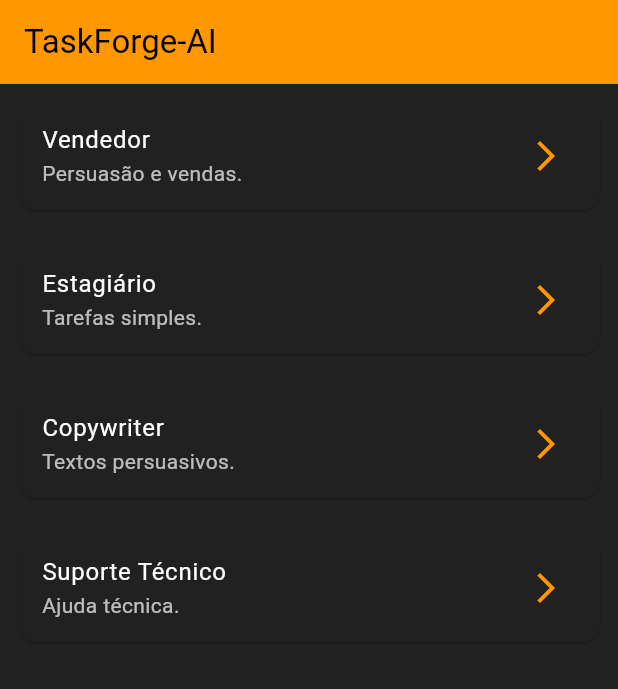
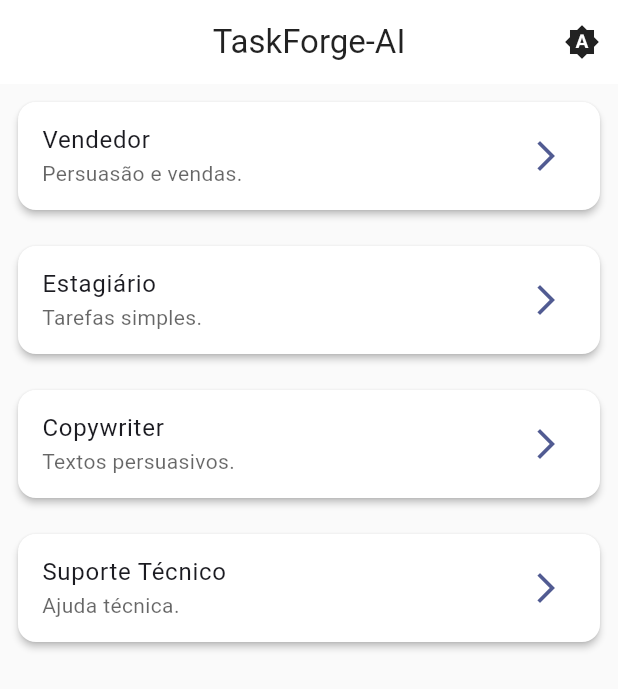
Before and after one commit to FabCode100/TaskForge-AI2, a Flutter app: the screen it shows after launch, on a phone screen of 412 x 824 dp. Shown: the top 689 px of the screen. Run offline on Flutter 3.47's test engine with Material 3 defaults, Android fonts, the phone set to English and light mode, and no system bars; our stand-ins replace flutter_markdown, hive, hive_flutter; accounts and stored records are empty.

Commit message:
Verção Finalizada com toda as aterações

```diff
--- a/frontend/lib/core/api.dart
+++ b/frontend/lib/core/api.dart
@@ -27,7 +27,7 @@ class Api {
 
       final data = json.decode(response.body);
       final reply = _normalizeOutput(data["response"]);
-      print("Resposta do agent_id ao cliente $reply");
+      print("Resposta do agent_id ao cliente: $reply");
       return reply;
     } catch (e) {
       print("erro de timeout ou falha do gemini: $e");
--- a/frontend/lib/main.dart
+++ b/frontend/lib/main.dart
@@ -2,6 +2,8 @@ import 'package:flutter/material.dart';
 import 'pages/home_page.dart';
 import 'package:hive_flutter/hive_flutter.dart';
 import 'models/chat_message.dart';
+
+final themeNotifier = ValueNotifier<ThemeMode>(ThemeMode.system);
 
 void main() async {
   await Hive.initFlutter();
@@ -14,33 +16,84 @@ class TaskForgeApp extends StatelessWidget {
 
   @override
   Widget build(BuildContext context) {
+    return ValueListenableBuilder<ThemeMode>(
+      valueListenable: themeNotifier,
+      builder: (context, currentMode, child) {
         return MaterialApp(
           title: "TaskForge-AI",
           debugShowCheckedModeBanner: false,
+          themeMode: currentMode,
           theme: ThemeData(
-        brightness: Brightness.dark,
-        scaffoldBackgroundColor: Colors.black87,
-        primaryColor: Colors.orange,
+            brightness: Brightness.light,
+            useMaterial3: true,
+            colorScheme: ColorScheme.fromSeed(
+              seedColor: Colors.indigo,
+              brightness: Brightness.light,
+            ),
+            scaffoldBackgroundColor: Colors.grey[50],
             appBarTheme: AppBarTheme(
-          backgroundColor: Colors.orange,
-          foregroundColor: Colors.black,
+              backgroundColor: Colors.white,
+              foregroundColor: Colors.black87,
               elevation: 0,
+              centerTitle: true,
             ),
-        colorScheme: ColorScheme.dark(
-          primary: Colors.orange,
-          secondary: Colors.orange,
+            cardTheme: CardThemeData(
+              color: Colors.white,
+              elevation: 2,
+              margin: EdgeInsets.symmetric(vertical: 8, horizontal: 16),
             ),
             inputDecorationTheme: InputDecorationTheme(
               filled: true,
-          fillColor: Colors.grey[850],
-          hintStyle: TextStyle(color: Colors.white54),
+              fillColor: Colors.white,
               border: OutlineInputBorder(
-            borderRadius: BorderRadius.circular(10),
+                borderRadius: BorderRadius.circular(12),
+                borderSide: BorderSide(color: Colors.grey[300]!),
+              ),
+              enabledBorder: OutlineInputBorder(
+                borderRadius: BorderRadius.circular(12),
+                borderSide: BorderSide(color: Colors.grey[300]!),
+              ),
+              focusedBorder: OutlineInputBorder(
+                borderRadius: BorderRadius.circular(12),
+                borderSide: BorderSide(color: Colors.indigo, width: 2),
+              ),
+            ),
+          ),
+          darkTheme: ThemeData(
+            brightness: Brightness.dark,
+            useMaterial3: true,
+            colorScheme: ColorScheme.fromSeed(
+              seedColor: Colors.indigo,
+              brightness: Brightness.dark,
+            ),
+            scaffoldBackgroundColor: const Color(0xFF121212),
+            appBarTheme: AppBarTheme(
+              backgroundColor: const Color(0xFF1E1E1E),
+              foregroundColor: Colors.white,
+              elevation: 0,
+              centerTitle: true,
+            ),
+            cardTheme: CardThemeData(
+              color: const Color(0xFF1E1E1E),
+              elevation: 2,
+              margin: EdgeInsets.symmetric(vertical: 8, horizontal: 16),
+            ),
+            inputDecorationTheme: InputDecorationTheme(
+              filled: true,
+              fillColor: const Color(0xFF2C2C2C),
+              border: OutlineInputBorder(
+                borderRadius: BorderRadius.circular(12),
                 borderSide: BorderSide.none,
+              ),
+              focusedBorder: OutlineInputBorder(
+                borderRadius: BorderRadius.circular(12),
+                borderSide: BorderSide(color: Colors.indigoAccent, width: 2),
               ),
             ),
           ),
           home: HomePage(),
         );
+      },
+    );
   }
 }
--- a/frontend/lib/pages/home_page.dart
+++ b/frontend/lib/pages/home_page.dart
@@ -2,6 +2,7 @@ import 'package:flutter/material.dart';
 import '../models/agent.dart';
 import 'chat_page.dart';
 import '../widgets/agent_card.dart';
+import '../main.dart';
 
 class HomePage extends StatefulWidget {
   const HomePage({super.key});
@@ -34,11 +35,39 @@ class _HomePageState extends State<HomePage> {
 
   @override
   Widget build(BuildContext context) {
+    final theme = Theme.of(context);
     return Scaffold(
-      backgroundColor: Colors.black87,
       appBar: AppBar(
-        backgroundColor: Colors.orange,
         title: Text("TaskForge-AI"),
+        actions: [
+          ValueListenableBuilder<ThemeMode>(
+            valueListenable: themeNotifier,
+            builder: (context, mode, child) {
+              IconData icon;
+              if (mode == ThemeMode.light) {
+                icon = Icons.wb_sunny;
+              } else if (mode == ThemeMode.dark) {
+                icon = Icons.nightlight_round;
+              } else {
+                icon = Icons.brightness_auto;
+              }
+
+              return IconButton(
+                icon: Icon(icon),
+                onPressed: () {
+                  if (mode == ThemeMode.light) {
+                    themeNotifier.value = ThemeMode.dark;
+                  } else if (mode == ThemeMode.dark) {
+                    themeNotifier.value = ThemeMode.system;
+                  } else {
+                    themeNotifier.value = ThemeMode.light;
+                  }
+                },
+                tooltip: "Alternar Tema",
+              );
+            },
+          ),
+        ],
       ),
       body: LayoutBuilder(
         builder: (context, constraints) {
@@ -52,9 +81,10 @@ class _HomePageState extends State<HomePage> {
                     itemCount: agents.length,
                     itemBuilder: (context, index) {
                       final agent = agents[index];
+                      final isSelected = selectedAgent?.id == agent.id;
                       return Container(
-                        color: selectedAgent?.id == agent.id
-                            ? Colors.white10
+                        color: isSelected
+                            ? theme.colorScheme.primaryContainer
                             : null,
                         child: AgentCard(
                           agent: agent,
@@ -70,12 +100,14 @@ class _HomePageState extends State<HomePage> {
                 ),
                 Expanded(
                   child: Container(
-                    color: Colors.black54,
+                    color: theme.scaffoldBackgroundColor,
                     child: selectedAgent == null
                         ? Center(
                             child: Text(
                               "Selecione um agente para conversar",
-                              style: TextStyle(color: Colors.white54),
+                              style: theme.textTheme.bodyLarge?.copyWith(
+                                color: theme.hintColor,
+                              ),
                             ),
                           )
                         : ChatPage(
--- a/frontend/lib/widgets/agent_card.dart
+++ b/frontend/lib/widgets/agent_card.dart
@@ -9,17 +9,21 @@ class AgentCard extends StatelessWidget {
 
   @override
   Widget build(BuildContext context) {
+    final theme = Theme.of(context);
     return Card(
-      color: Colors.grey[900],
+      // color: Colors.grey[900], // Removido para usar o tema
       margin: const EdgeInsets.all(12),
       child: ListTile(
         onTap: onTap,
-        title: Text(agent.name, style: TextStyle(color: Colors.white)),
+        title: Text(agent.name), // Usa estilo padrão do tema
         subtitle: Text(
           agent.description,
-          style: TextStyle(color: Colors.white70),
+          style: TextStyle(color: theme.hintColor),
         ),
-        trailing: Icon(Icons.arrow_forward_ios, color: Colors.orange),
+        trailing: Icon(
+          Icons.arrow_forward_ios,
+          color: theme.colorScheme.primary,
+        ),
       ),
     );
   }
--- a/frontend/pubspec.yaml
+++ b/frontend/pubspec.yaml
@@ -38,6 +38,7 @@ dependencies:
   hive: ^2.2.3
   hive_flutter: ^1.1.0
   intl: ^0.20.2
+  flutter_markdown: ^0.7.7+1
 
 dev_dependencies:
   flutter_test:
```
Also changed, not shown: frontend/lib/pages/chat_page.dart (+6 -16 lines), frontend/lib/widgets/message_bubble.dart (+45 -8 lines), frontend/pubspec.lock. Lines whose indentation alone changed are shown as unchanged.
